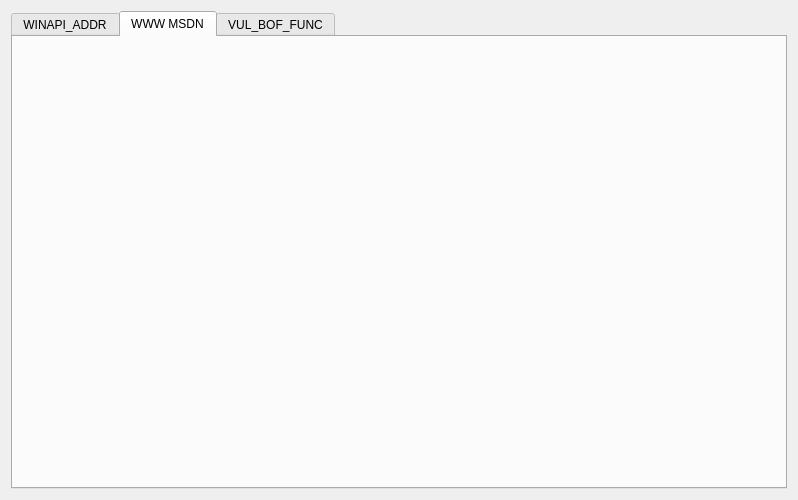
The window that widgets/mainform.ui (baitsalem/idamalanalysis) describes before a commit, drawn with Qt 5.
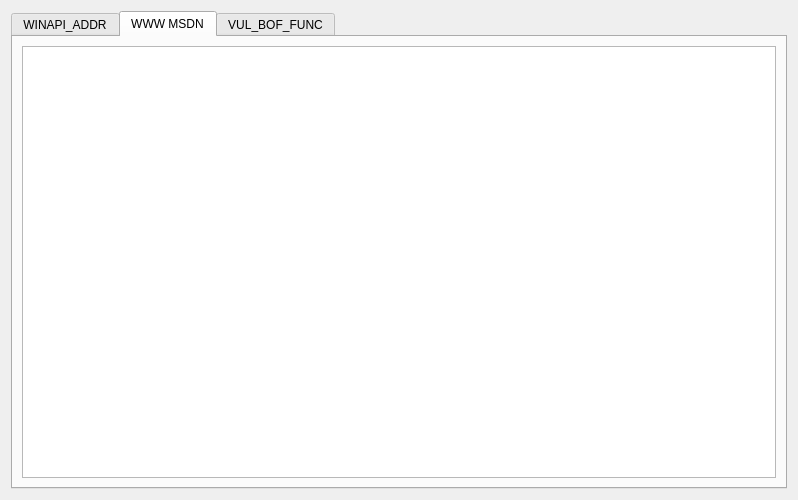
The same window after the commit. The open tabs and pages were chosen to show the change.

Diff of the .ui file:
```diff
--- a/widgets/mainform.ui
+++ b/widgets/mainform.ui
@@ -35,7 +35,7 @@
       </attribute>
       <layout class="QGridLayout" name="gridLayout_4">
        <item row="0" column="0">
-        <widget class="QWidget" name="widget" native="true"/>
+        <widget class="QTextBrowser" name="textBrowser"/>
        </item>
       </layout>
      </widget>
```
